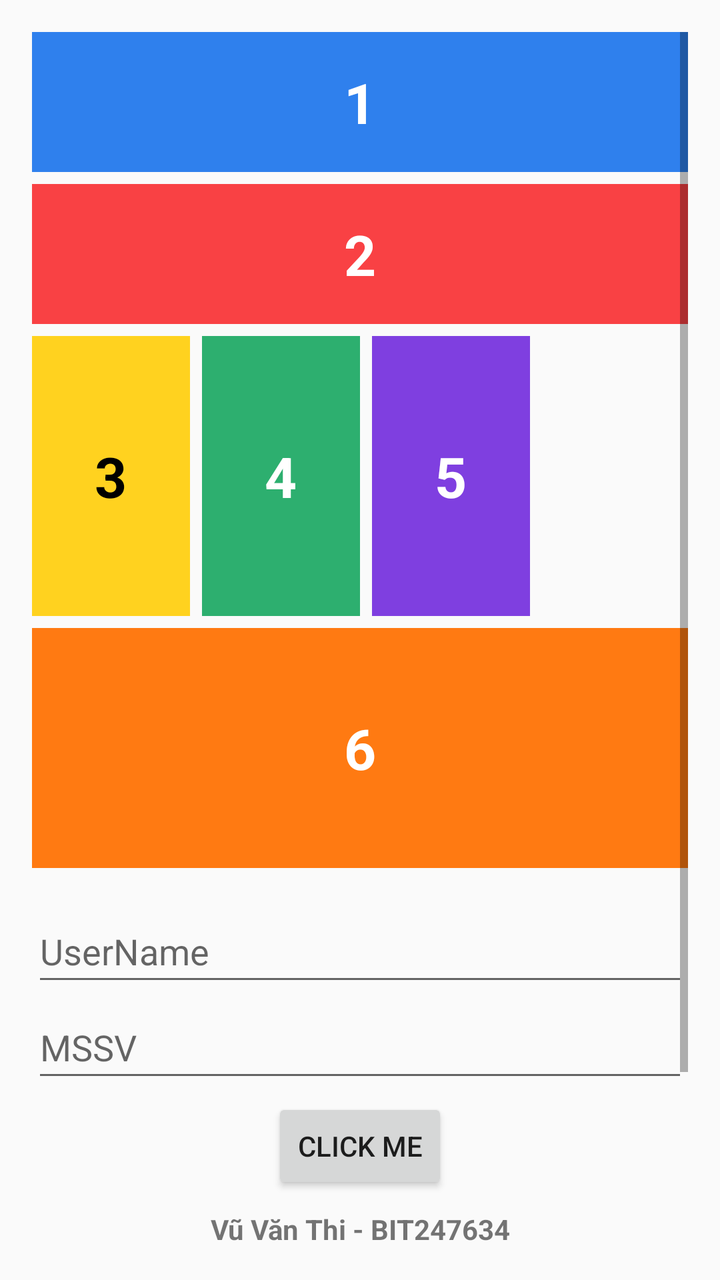
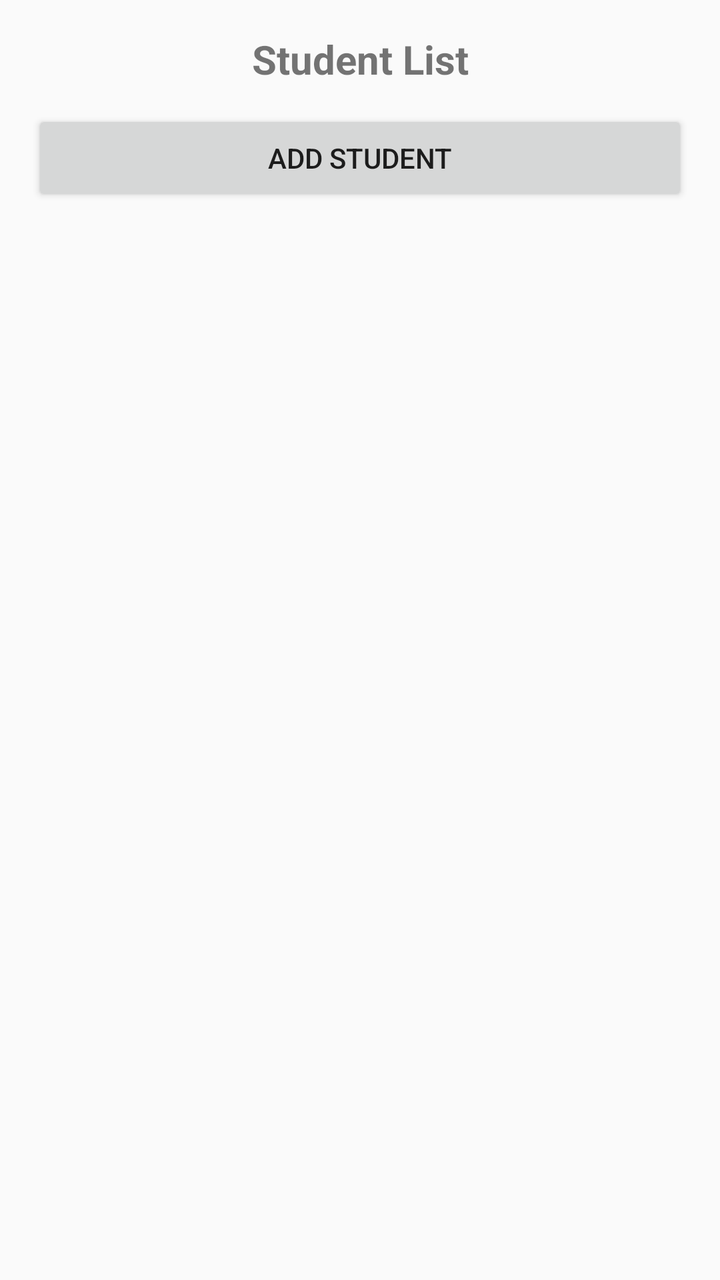

Before-and-after screenshots of an Android layout around one commit, followed by the original layout XML and the change that was made.
<!-- AndroidManifest.xml: application theme Theme.Lesson2 -->
<!-- res/layout/activity_main.xml -->
<?xml version="1.0" encoding="utf-8"?>
<LinearLayout xmlns:android="http://schemas.android.com/apk/res/android"
    android:layout_width="match_parent"
    android:layout_height="match_parent"
    android:orientation="vertical"
    android:fitsSystemWindows="true"
    android:padding="16dp">

    <ScrollView
        android:layout_width="match_parent"
        android:layout_height="0dp"
        android:layout_weight="1"
        android:fillViewport="true">

        <LinearLayout
            android:layout_width="match_parent"
            android:layout_height="wrap_content"
            android:orientation="vertical">

            <TextView
                android:layout_width="match_parent"
                android:layout_height="70dp"
                android:layout_marginBottom="6dp"
                android:background="#2F80ED"
                android:gravity="center"
                android:text="1"
                android:textColor="#FFFFFF"
                android:textSize="28sp"
                android:textStyle="bold" />

            <TextView
                android:layout_width="match_parent"
                android:layout_height="70dp"
                android:layout_marginBottom="6dp"
                android:background="#F94144"
                android:gravity="center"
                android:text="2"
                android:textColor="#FFFFFF"
                android:textSize="28sp"
                android:textStyle="bold" />

            <LinearLayout
                android:layout_width="match_parent"
                android:layout_height="140dp"
                android:layout_marginBottom="6dp"
                android:orientation="horizontal"
                android:weightSum="4">

                <TextView
                    android:layout_width="0dp"
                    android:layout_height="match_parent"
                    android:layout_marginEnd="6dp"
                    android:layout_weight="1"
                    android:background="#FFD21F"
                    android:gravity="center"
                    android:text="3"
                    android:textColor="#000000"
                    android:textSize="28sp"
                    android:textStyle="bold" />

                <TextView
                    android:layout_width="0dp"
                    android:layout_height="match_parent"
                    android:layout_marginEnd="6dp"
                    android:layout_weight="1"
                    android:background="#2DAF6F"
                    android:gravity="center"
                    android:text="4"
                    android:textColor="#FFFFFF"
                    android:textSize="28sp"
                    android:textStyle="bold" />

                <TextView
                    android:layout_width="0dp"
                    android:layout_height="match_parent"
                    android:layout_weight="1"
                    android:background="#7F3FE0"
                    android:gravity="center"
                    android:text="5"
                    android:textColor="#FFFFFF"
                    android:textSize="28sp"
                    android:textStyle="bold" />
            </LinearLayout>

            <TextView
                android:layout_width="match_parent"
                android:layout_height="120dp"
                android:layout_marginBottom="16dp"
                android:background="#FF7A12"
                android:gravity="center"
                android:text="6"
                android:textColor="#FFFFFF"
                android:textSize="28sp"
                android:textStyle="bold" />

            <EditText
                android:id="@+id/edtUserName"
                android:layout_width="match_parent"
                android:layout_height="wrap_content"
                android:hint="UserName"
                android:inputType="textPersonName"
                android:minHeight="48dp" />

            <EditText
                android:id="@+id/edtMssv"
                android:layout_width="match_parent"
                android:layout_height="wrap_content"
                android:hint="MSSV"
                android:inputType="text"
                android:minHeight="48dp" />
        </LinearLayout>
    </ScrollView>

    <Button
        android:id="@+id/btnClickMe"
        android:layout_width="wrap_content"
        android:layout_height="wrap_content"
        android:layout_gravity="center_horizontal"
        android:layout_marginTop="8dp"
        android:text="Click me" />

    <TextView
        android:layout_width="match_parent"
        android:layout_height="wrap_content"
        android:layout_marginTop="8dp"
        android:gravity="center"
        android:text="Vũ Văn Thi - BIT247634"
        android:textStyle="bold" />
</LinearLayout>
<!-- resources referenced by this layout -->
<resources>
  <style name="Theme.Lesson2" parent="Theme.AppCompat.Light.NoActionBar" />
</resources>

<!-- the commit's change to res/layout/activity_main.xml (unified diff, before → after) -->
@@ -3,127 +3,28 @@
     android:layout_width="match_parent"
     android:layout_height="match_parent"
     android:orientation="vertical"
-    android:fitsSystemWindows="true"
     android:padding="16dp">
-
-    <ScrollView
-        android:layout_width="match_parent"
-        android:layout_height="0dp"
-        android:layout_weight="1"
-        android:fillViewport="true">
-
-        <LinearLayout
-            android:layout_width="match_parent"
-            android:layout_height="wrap_content"
-            android:orientation="vertical">
-
-            <TextView
-                android:layout_width="match_parent"
-                android:layout_height="70dp"
-                android:layout_marginBottom="6dp"
-                android:background="#2F80ED"
-                android:gravity="center"
-                android:text="1"
-                android:textColor="#FFFFFF"
-                android:textSize="28sp"
-                android:textStyle="bold" />
-
-            <TextView
-                android:layout_width="match_parent"
-                android:layout_height="70dp"
-                android:layout_marginBottom="6dp"
-                android:background="#F94144"
-                android:gravity="center"
-                android:text="2"
-                android:textColor="#FFFFFF"
-                android:textSize="28sp"
-                android:textStyle="bold" />
-
-            <LinearLayout
-                android:layout_width="match_parent"
-                android:layout_height="140dp"
-                android:layout_marginBottom="6dp"
-                android:orientation="horizontal"
-                android:weightSum="4">
-
-                <TextView
-                    android:layout_width="0dp"
-                    android:layout_height="match_parent"
-                    android:layout_marginEnd="6dp"
-                    android:layout_weight="1"
-                    android:background="#FFD21F"
-                    android:gravity="center"
-                    android:text="3"
-                    android:textColor="#000000"
-                    android:textSize="28sp"
-                    android:textStyle="bold" />
-
-                <TextView
-                    android:layout_width="0dp"
-                    android:layout_height="match_parent"
-                    android:layout_marginEnd="6dp"
-                    android:layout_weight="1"
-                    android:background="#2DAF6F"
-                    android:gravity="center"
-                    android:text="4"
-                    android:textColor="#FFFFFF"
-                    android:textSize="28sp"
-                    android:textStyle="bold" />
-
-                <TextView
-                    android:layout_width="0dp"
-                    android:layout_height="match_parent"
-                    android:layout_weight="1"
-                    android:background="#7F3FE0"
-                    android:gravity="center"
-                    android:text="5"
-                    android:textColor="#FFFFFF"
-                    android:textSize="28sp"
-                    android:textStyle="bold" />
-            </LinearLayout>
-
-            <TextView
-                android:layout_width="match_parent"
-                android:layout_height="120dp"
-                android:layout_marginBottom="16dp"
-                android:background="#FF7A12"
-                android:gravity="center"
-                android:text="6"
-                android:textColor="#FFFFFF"
-                android:textSize="28sp"
-                android:textStyle="bold" />
-
-            <EditText
-                android:id="@+id/edtUserName"
-                android:layout_width="match_parent"
-                android:layout_height="wrap_content"
-                android:hint="UserName"
-                android:inputType="textPersonName"
-                android:minHeight="48dp" />
-
-            <EditText
-                android:id="@+id/edtMssv"
-                android:layout_width="match_parent"
-                android:layout_height="wrap_content"
-                android:hint="MSSV"
-                android:inputType="text"
-                android:minHeight="48dp" />
-        </LinearLayout>
-    </ScrollView>
-
-    <Button
-        android:id="@+id/btnClickMe"
-        android:layout_width="wrap_content"
-        android:layout_height="wrap_content"
-        android:layout_gravity="center_horizontal"
-        android:layout_marginTop="8dp"
-        android:text="Click me" />
 
     <TextView
         android:layout_width="match_parent"
         android:layout_height="wrap_content"
-        android:layout_marginTop="8dp"
+        android:text="@string/title_list"
+        android:textSize="20sp"
+        android:textStyle="bold"
         android:gravity="center"
-        android:text="Vũ Văn Thi - BIT247634"
-        android:textStyle="bold" />
+        android:layout_marginBottom="12dp"/>
+
+    <Button
+        android:id="@+id/btnAdd"
+        android:layout_width="match_parent"
+        android:layout_height="wrap_content"
+        android:text="@string/btn_add"
+        android:layout_marginBottom="12dp"/>
+
+    <androidx.recyclerview.widget.RecyclerView
+        android:id="@+id/recyclerView"
+        android:layout_width="match_parent"
+        android:layout_height="0dp"
+        android:layout_weight="1"/>
+
 </LinearLayout>
<!-- resource entries referenced after the edit -->
@@ -1,5 +1,7 @@
 <!-- resources referenced by this layout -->
 <resources>
+  <string name="btn_add">Add Student</string>
+  <string name="title_list">Student List</string>
   <style name="Theme.Lesson2" parent="Theme.AppCompat.Light.NoActionBar" />
 </resources>
 
